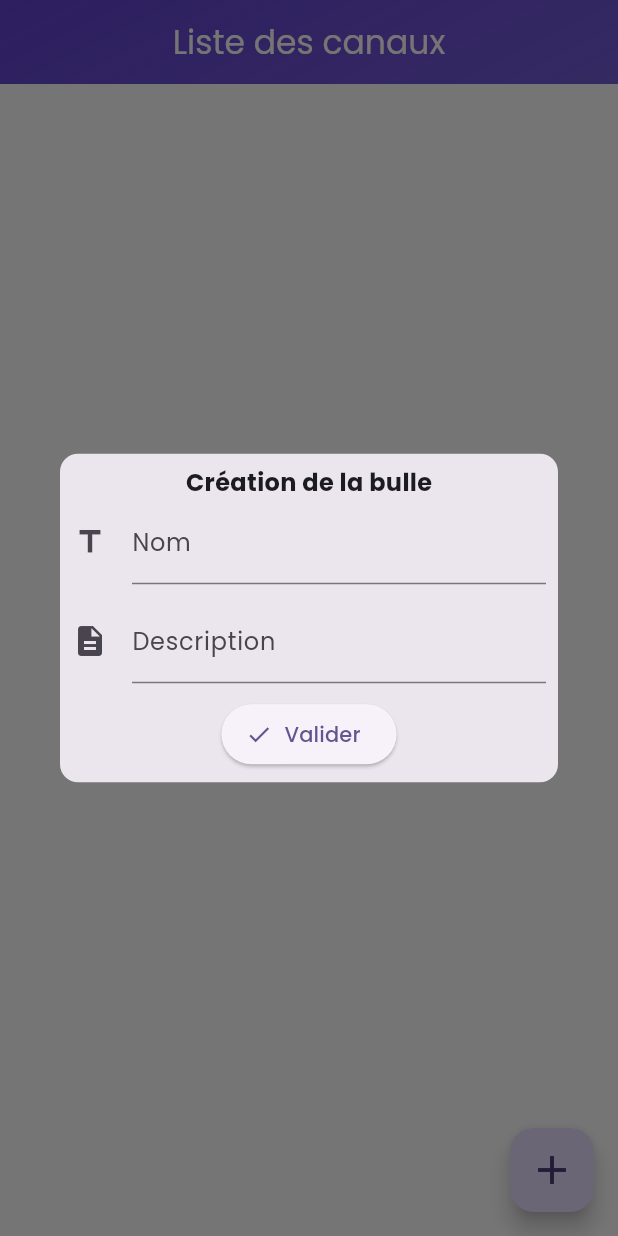
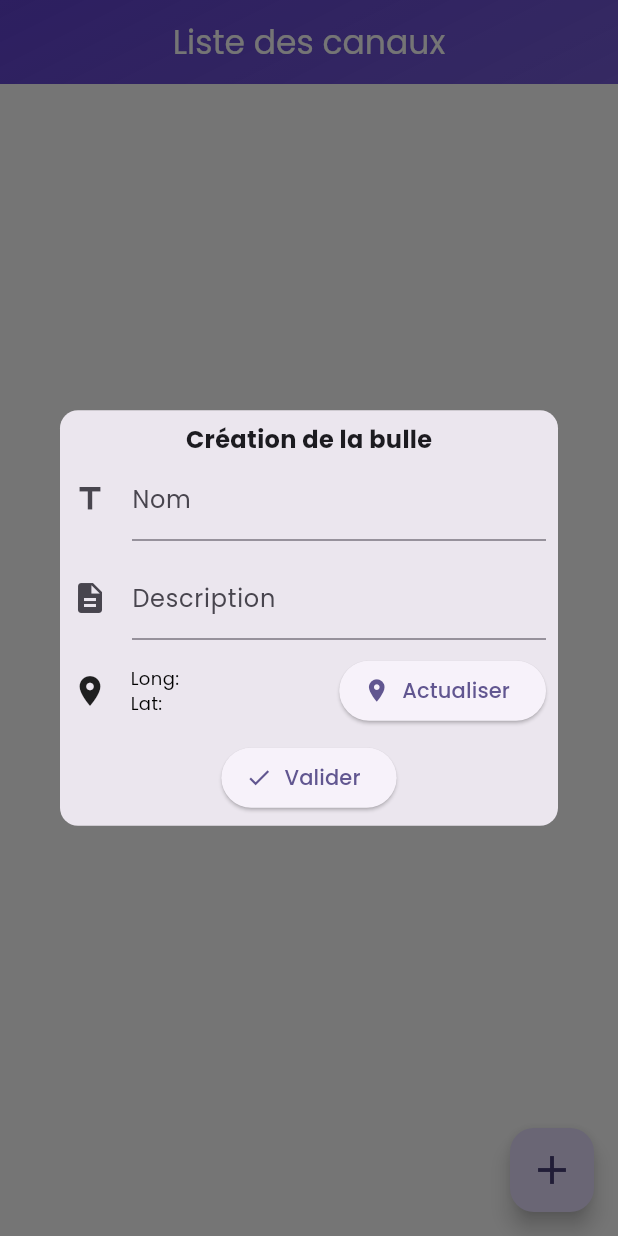
Before and after one commit to jvondermarck/alcatel-frontend, a Flutter app: the BubblesPage screen opened directly, after a tap on the "add" icon, on a phone screen of 412 x 824 dp. Run offline on Flutter 3.47's test engine with Material 2 defaults, Android fonts, the phone set to English and light mode, and no system bars; our stand-ins replace geolocator.

Commit message:
feat(bubbles_page): retrieve GPS information on bubble creation form

```diff
--- a/lib/pages/bubbles_page.dart
+++ b/lib/pages/bubbles_page.dart
@@ -2,6 +2,9 @@ import 'package:flutter/material.dart';
 import 'package:pushtotalk/components/base_scaffold.dart';
 import 'package:pushtotalk/components/bubble_card.dart';
 import 'package:pushtotalk/components/bubble_form_field.dart';
+import 'package:pushtotalk/interfaces/locator.dart';
+import 'package:pushtotalk/services/locator_impl.dart';
+import 'package:geolocator/geolocator.dart';
 
 class BubblesPage extends StatefulWidget {
   const BubblesPage({Key? key}) : super(key: key);
@@ -14,6 +17,10 @@ class _BubblesPageState extends State<BubblesPage> {
   List<BubbleCard> bubbleList = [];
   TextEditingController titleController = TextEditingController();
   TextEditingController subtitleController = TextEditingController();
+  Locator locator = LocatorImp();
+
+  String longitude = '';
+  String latitude = '';
 
   @override
   Widget build(BuildContext context) {
@@ -39,11 +46,14 @@ class _BubblesPageState extends State<BubblesPage> {
             context: context,
             builder: (BuildContext context) {
               final formKey = GlobalKey<FormState>();
+
               return Dialog(
                 shape: RoundedRectangleBorder(
                   borderRadius: BorderRadius.circular(12),
                 ),
-                child: SingleChildScrollView(
+                child: StatefulBuilder(
+                  builder: (context, setState) {
+                    return SingleChildScrollView(
                       child: Padding(
                         padding: const EdgeInsets.all(8.0),
                         child: Form(
@@ -75,16 +85,78 @@ class _BubblesPageState extends State<BubblesPage> {
                               const SizedBox(
                                 height: 10,
                               ),
+                              Row(
+                                crossAxisAlignment: CrossAxisAlignment.center,
+                                children: [
+                                  Column(
+                                    mainAxisAlignment: MainAxisAlignment.center,
+                                    children: [
+                                      Icon(Icons.location_on),
+                                    ],
+                                  ),
+                                  SizedBox(width: 15),
+                                  Expanded(
+                                    child: Column(
+                                      mainAxisAlignment:
+                                          MainAxisAlignment.center,
+                                      crossAxisAlignment:
+                                          CrossAxisAlignment.start,
+                                      children: [
+                                        Row(
+                                          children: [
+                                            Text(
+                                              'Long: $longitude',
+                                              style: TextStyle(
+                                                color: Colors.black,
+                                                fontSize: 12,
+                                              ),
+                                            ),
+                                          ],
+                                        ),
+                                        Row(
+                                          children: [
+                                            Text(
+                                              'Lat: $latitude',
+                                              style: TextStyle(
+                                                color: Colors.black,
+                                                fontSize: 12,
+                                              ),
+                                            ),
+                                          ],
+                                        ),
+                                      ],
+                                    ),
+                                  ),
+                                  SizedBox(width: 15),
+                                  ElevatedButton.icon(
+                                    onPressed: () async {
+                                      Position position =
+                                          await locator.getCurrentLocation();
+                                      setState(() {
+                                        longitude =
+                                            position.longitude.toString();
+                                        latitude = position.latitude.toString();
+                                      });
+                                    },
+                                    label: const Text('Actualiser'),
+                                    icon: const Icon(Icons.location_on),
+                                  ),
+                                ],
+                              ),
+                              const SizedBox(
+                                height: 10,
+                              ),
                               ElevatedButton.icon(
                                 onPressed: () {
                                   setState(() {
                                     if (formKey.currentState!.validate()) {
                                       String title = titleController.text;
                                       String subtitle = subtitleController.text;
-                                  bubbleList.add(BubbleCard(
+                                      BubbleCard newBubble = BubbleCard(
                                         title: title,
                                         subtitle: subtitle,
-                                  ));
+                                      );
+                                      bubbleList.add(newBubble);
                                       Navigator.pop(context);
                                     }
                                   });
@@ -98,6 +170,8 @@ class _BubblesPageState extends State<BubblesPage> {
                           ),
                         ),
                       ),
+                    );
+                  },
                 ),
               );
             },
```
Also changed, not shown: 3 other files. Lines whose indentation alone changed are shown as unchanged.
